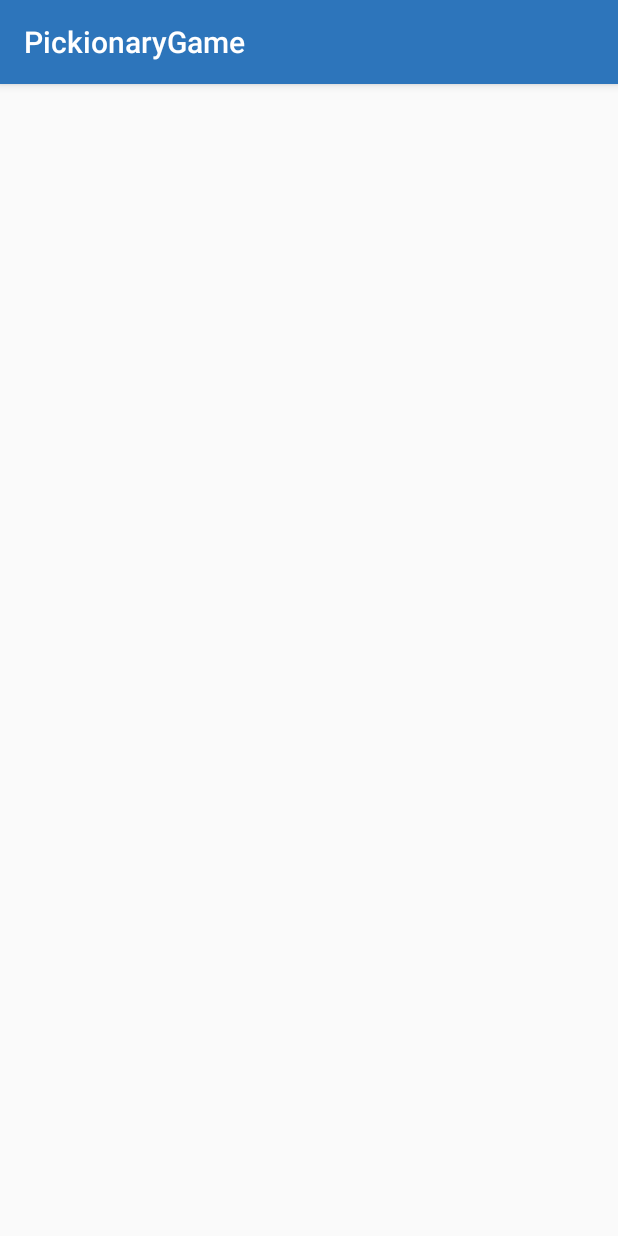
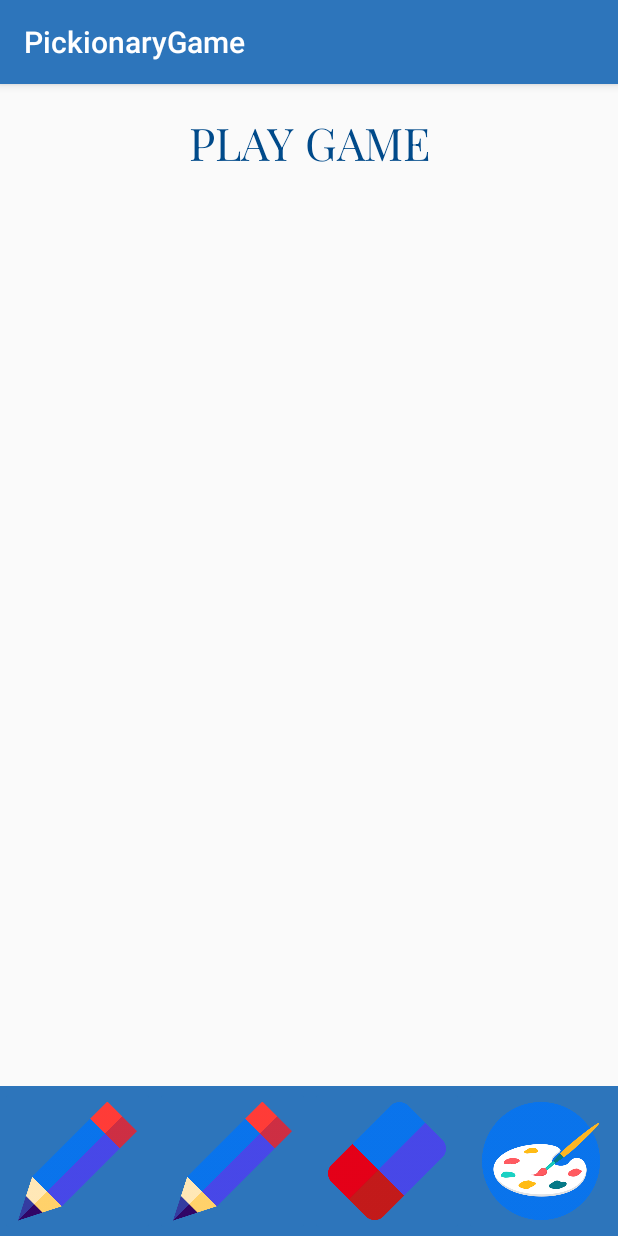
Before and after one commit to jenni9805/PickionaryGame, an Android app: the PlayGame screen opened directly, with no data from a screen before it, on a phone screen of 412 x 824 dp. Run offline under Robolectric (Android 15) with nearby library versions, the phone set to English and light mode, and no system bars; libraries missing offline, so code that uses them is left out: yuku.ambilwarna.

Commit message:
pantalla de juego modificada

```diff
--- a/app/build.gradle
+++ b/app/build.gradle
@@ -37,4 +37,5 @@ dependencies {
     implementation 'pl.droidsonroids.gif:android-gif-drawable:1.2.19'
     implementation 'androidx.recyclerview:recyclerview:1.1.0'
     implementation 'androidx.cardview:cardview:1.0.0'
+    implementation 'com.github.yukuku:ambilwarna:2.0.1'
 }
--- a/app/src/main/java/com/example/pickionarygame/PlayGame.kt
+++ b/app/src/main/java/com/example/pickionarygame/PlayGame.kt
@@ -1,12 +1,57 @@
 package com.example.pickionarygame
 
 import androidx.appcompat.app.AppCompatActivity
+import androidx.appcompat.app.AlertDialog
+import android.graphics.Color
 import android.os.Bundle
+import android.util.DisplayMetrics
+import androidx.core.content.ContextCompat
+import kotlinx.android.synthetic.main.activity_play_game.*
+import yuku.ambilwarna.AmbilWarnaDialog
 
 class PlayGame : AppCompatActivity() {
+
+    var nDefaultColor =0
 
     override fun onCreate(savedInstanceState: Bundle?) {
         super.onCreate(savedInstanceState)
         setContentView(R.layout.activity_play_game)
+
+        nDefaultColor = ContextCompat.getColor(this, R.color.colorPrimary)
+        btn_colorpicker.setOnClickListener(){
+            openColorPicker()
+        }
+
+        val metrics = DisplayMetrics()
+        windowManager.defaultDisplay.getMetrics(metrics)
+        playView.init(metrics)
+
+        btn_pencilMore.setOnClickListener(){
+            playView.pencilMore()
+        }
+
+        btn_pencilLess.setOnClickListener(){
+            playView.pencilLess()
+        }
+
+        btn_eraser.setOnClickListener(){
+            playView.eraser()
+        }
+
     }
+
+    fun openColorPicker(){
+        val colorPicker =
+            AmbilWarnaDialog(this, nDefaultColor,object: AmbilWarnaDialog.OnAmbilWarnaListener{
+                override fun onCancel(dialog: AmbilWarnaDialog){}
+                override fun onOk(dialog: AmbilWarnaDialog, color: Int){
+                    nDefaultColor = color
+
+                    playView.changeColor(nDefaultColor)
+                }
+            })
+        colorPicker.show()
+    }
+
+
 }
--- /dev/null
+++ b/app/src/main/java/com/example/pickionarygame/play.kt
@@ -0,0 +1,88 @@
+package com.example.pickionarygame
+
+import android.content.Context
+import android.graphics.*
+import android.util.AttributeSet
+import android.util.DisplayMetrics
+import android.view.MotionEvent
+import android.view.View
+
+class play @JvmOverloads constructor(
+    context: Context, attrs: AttributeSet? = null, defStyleAttr: Int = 0
+) : View(context, attrs, defStyleAttr)  {
+
+    private lateinit var nCanvas: Canvas
+    private lateinit var rBitmap: Bitmap
+    var equis = 50.0f
+    var ye = 50.0f
+    var accion = ""
+    val path = Path()
+
+    fun init(metrics: DisplayMetrics){
+        val heigth = metrics.heightPixels
+        val with = metrics.widthPixels
+
+        rBitmap = Bitmap.createBitmap(with, heigth,Bitmap.Config.ARGB_8888)
+        nCanvas= Canvas(rBitmap)
+    }
+
+    private val paint = Paint(Paint.ANTI_ALIAS_FLAG).apply {
+        color = Color.BLUE
+        style = Paint.Style.STROKE
+        strokeWidth = 15f
+    }
+
+    override fun onDraw(canvas: Canvas) {
+        super.onDraw(canvas)
+
+        canvas.drawBitmap(rBitmap, 0f, 0f, null)
+
+        if(accion.equals("down")){
+            path.reset()
+            path.moveTo(equis,ye)
+        }else if(accion.equals("move")){
+            path.lineTo(equis,ye)
+            nCanvas.drawPath(path, paint)
+        }
+
+        canvas.drawPath(path, paint)
+
+    }
+
+    override fun onTouchEvent(event: MotionEvent): Boolean {
+        equis = event.x
+        ye = event.y
+
+        if (event.action == MotionEvent.ACTION_DOWN){
+            accion="down"
+        }
+        if (event.action == MotionEvent.ACTION_MOVE){
+            accion = "move"
+        }
+
+        invalidate()
+
+        return true
+    }
+
+    fun changeColor(newColor: Int){
+        paint.color = newColor
+    }
+
+    fun eraser(){
+        paint.color = Color.WHITE
+    }
+
+    fun clear(){
+        nCanvas.drawColor(Color.TRANSPARENT, PorterDuff.Mode.CLEAR)
+    }
+
+    fun pencilMore(){
+        paint.strokeWidth +=10f
+    }
+
+    fun pencilLess(){
+        paint.strokeWidth -=10f
+    }
+
+}
--- a/app/src/main/res/layout/activity_play_game.xml
+++ b/app/src/main/res/layout/activity_play_game.xml
@@ -1,6 +1,88 @@
 <?xml version="1.0" encoding="utf-8"?>
-<androidx.constraintlayout.widget.ConstraintLayout
-    xmlns:android="http://schemas.android.com/apk/res/android" android:layout_width="match_parent"
-    android:layout_height="match_parent">
+<androidx.constraintlayout.widget.ConstraintLayout xmlns:android="http://schemas.android.com/apk/res/android"
+    xmlns:tools="http://schemas.android.com/tools"
+    android:layout_width="match_parent"
+    android:layout_height="match_parent"
+    xmlns:app="http://schemas.android.com/apk/res-auto">
+
+    <TextView
+        android:id="@+id/textTitle"
+        android:layout_width="wrap_content"
+        android:layout_height="wrap_content"
+        android:layout_marginStart="176dp"
+        android:layout_marginLeft="176dp"
+        android:layout_marginTop="16dp"
+        android:layout_marginEnd="176dp"
+        android:layout_marginRight="176dp"
+        android:text="@string/play"
+        android:textColor="@color/colorPrimaryDark"
+        android:textSize="30dp"
+        app:fontFamily="@font/playfair_display"
+        app:layout_constraintEnd_toEndOf="parent"
+        app:layout_constraintStart_toStartOf="parent"
+        app:layout_constraintTop_toTopOf="parent" />
+
+
+    <com.example.pickionarygame.play
+        android:id="@+id/playView"
+        android:layout_width="410dp"
+        android:layout_height="560dp"
+        android:layout_marginLeft="@dimen/cardview_default_radius"
+        app:layout_constraintBottom_toTopOf="@+id/linear_menu"
+        app:layout_constraintLeft_toLeftOf="parent"
+        app:layout_constraintRight_toRightOf="parent" />
+
+
+    <LinearLayout
+        android:id="@+id/linear_menu"
+        android:layout_width="match_parent"
+        android:layout_height="100dp"
+        android:orientation="horizontal"
+        android:background="@color/colorPrimary"
+        app:layout_constraintLeft_toLeftOf="parent"
+        app:layout_constraintRight_toRightOf="parent"
+        app:layout_constraintBottom_toBottomOf="parent">
+
+
+        <ImageButton
+            android:id="@+id/btn_pencilMore"
+            android:layout_width="wrap_content"
+            android:layout_height="wrap_content"
+            android:layout_weight="1"
+            android:scaleType="fitCenter"
+            android:src="@drawable/pencil"
+            android:backgroundTint="@color/colorPrimary"
+            android:contentDescription="@string/lineag"/>
+
+        <ImageButton
+            android:id="@+id/btn_pencilLess"
+            android:layout_width="wrap_content"
+            android:layout_height="wrap_content"
+            android:layout_weight="1"
+            android:scaleType="fitCenter"
+            android:src="@drawable/pencil"
+            android:backgroundTint="@color/colorPrimary"
+            android:contentDescription="@string/linead"/>
+
+        <ImageButton
+            android:id="@+id/btn_eraser"
+            android:layout_width="wrap_content"
+            android:layout_height="wrap_content"
+            android:layout_weight="1"
+            android:scaleType="fitCenter"
+            android:backgroundTint="@color/colorPrimary"
+            android:src="@drawable/eraser"
+            android:contentDescription="@string/borar"/>
+
+        <ImageButton
+            android:id="@+id/btn_colorpicker"
+            android:layout_width="wrap_content"
+            android:layout_height="wrap_content"
+            android:layout_weight="1"
+            android:scaleType="fitCenter"
+            android:src="@drawable/art"
+            android:backgroundTint="@color/colorPrimary"
+            android:contentDescription="@string/color"/>
+    </LinearLayout>
 
 </androidx.constraintlayout.widget.ConstraintLayout>
--- a/app/src/main/res/values/strings.xml
+++ b/app/src/main/res/values/strings.xml
@@ -14,4 +14,8 @@
     <string name="desactivar">Turn off sound</string>
     <string name="balon">Ball</string>
     <string name="nivel">Level</string>
+    <string name="lineag">Thick line</string>
+    <string name="linead">Thin line</string>
+    <string name="borar">Eraser</string>
+    <string name="color">Change color</string>
 </resources>
```
Also changed, not shown: app/src/main/res/drawable-v24/art.png (added), app/src/main/res/drawable-v24/eraser.png (added), app/src/main/res/drawable-v24/pencil.png (added), 1 other file.
